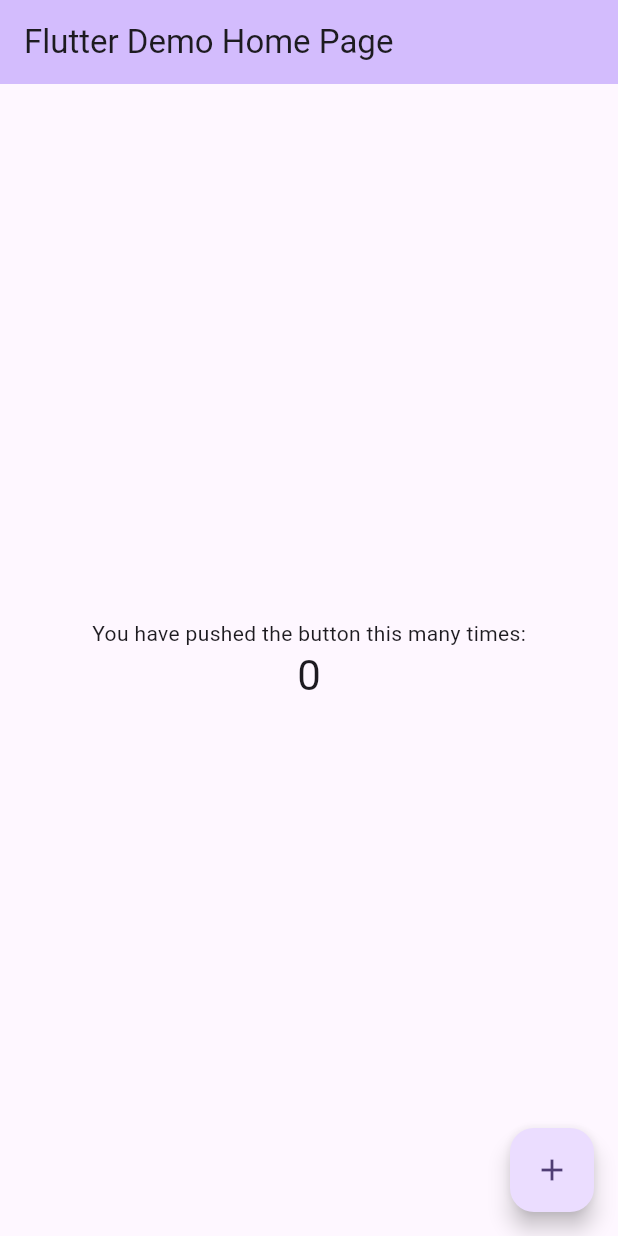
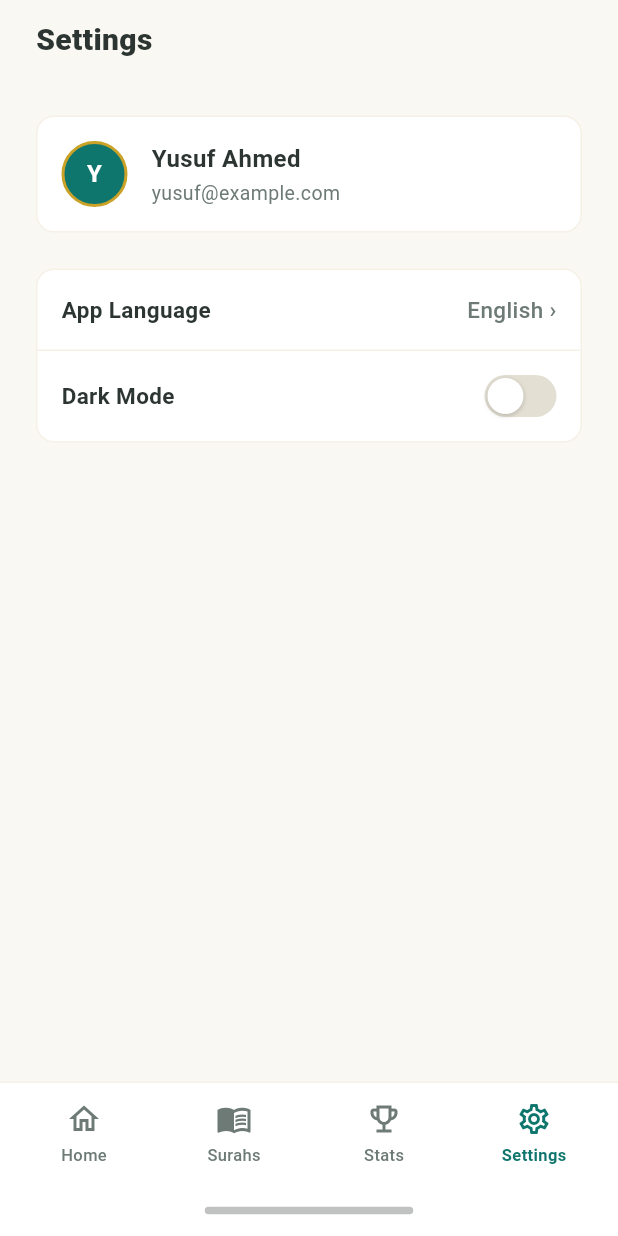
Before and after one commit to Abdalrahman-py/bayaan, a Flutter app: the screen it shows after launch, on a phone screen of 412 x 824 dp. Run offline on Flutter 3.47's test engine with Material 3 defaults, Android fonts, the phone set to English and light mode, and no system bars.

Commit message:
feat(flutter): add Settings screen matching Figma design
Implements the static Settings screen (issue #20) as the first real
screen in the Flutter app: profile card, App Language row, Dark Mode
toggle, and a bottom nav with Settings active. Wires it as the home
route and a named `/settings` route from main.dart.

Adds a golden test plus a launch smoke test; replaces the leftover
counter template test.

Co-Authored-By: Claude Sonnet 5 <noreply@anthropic.com>
Claude-Session: https://claude.ai/code/session_012XBrZm6hNjWah7axMeWEsz

```diff
--- a/flutter/lib/main.dart
+++ b/flutter/lib/main.dart
@@ -1,122 +1,26 @@
 import 'package:flutter/material.dart';
 
+import 'settings_screen.dart';
+
 void main() {
-  runApp(const MyApp());
+  runApp(const BayaanApp());
 }
 
-class MyApp extends StatelessWidget {
-  const MyApp({super.key});
+class BayaanApp extends StatelessWidget {
+  const BayaanApp({super.key});
 
-  // This widget is the root of your application.
   @override
   Widget build(BuildContext context) {
     return MaterialApp(
-      title: 'Flutter Demo',
+      title: 'Bayaan',
       theme: ThemeData(
-        // This is the theme of your application.
-        //
-        // TRY THIS: Try running your application with "flutter run". You'll see
-        // the application has a purple toolbar. Then, without quitting the app,
-        // try changing the seedColor in the colorScheme below to Colors.green
-        // and then invoke "hot reload" (save your changes or press the "hot
-        // reload" button in a Flutter-supported IDE, or press "r" if you used
-        // the command line to start the app).
-        //
-        // Notice that the counter didn't reset back to zero; the application
-        // state is not lost during the reload. To reset the state, use hot
-        // restart instead.
-        //
-        // This works for code too, not just values: Most code changes can be
-        // tested with just a hot reload.
-        colorScheme: .fromSeed(seedColor: Colors.deepPurple),
+        colorScheme: ColorScheme.fromSeed(seedColor: const Color(0xFF0F766E)),
+        scaffoldBackgroundColor: const Color(0xFFFAF8F2),
       ),
-      home: const MyHomePage(title: 'Flutter Demo Home Page'),
+      routes: {
+        '/settings': (context) => const SettingsScreen(),
+      },
+      home: const SettingsScreen(),
     );
   }
 }
-
-class MyHomePage extends StatefulWidget {
-  const MyHomePage({super.key, required this.title});
-
-  // This widget is the home page of your application. It is stateful, meaning
-  // that it has a State object (defined below) that contains fields that affect
-  // how it looks.
-
-  // This class is the configuration for the state. It holds the values (in this
-  // case the title) provided by the parent (in this case the App widget) and
-  // used by the build method of the State. Fields in a Widget subclass are
-  // always marked "final".
-
-  final String title;
-
-  @override
-  State<MyHomePage> createState() => _MyHomePageState();
-}
-
-class _MyHomePageState extends State<MyHomePage> {
-  int _counter = 0;
-
-  void _incrementCounter() {
-    setState(() {
-      // This call to setState tells the Flutter framework that something has
-      // changed in this State, which causes it to rerun the build method below
-      // so that the display can reflect the updated values. If we changed
-      // _counter without calling setState(), then the build method would not be
-      // called again, and so nothing would appear to happen.
-      _counter++;
-    });
-  }
-
-  @override
-  Widget build(BuildContext context) {
-    // This method is rerun every time setState is called, for instance as done
-    // by the _incrementCounter method above.
-    //
-    // The Flutter framework has been optimized to make rerunning build methods
-    // fast, so that you can just rebuild anything that needs updating rather
-    // than having to individually change instances of widgets.
-    return Scaffold(
-      appBar: AppBar(
-        // TRY THIS: Try changing the color here to a specific color (to
-        // Colors.amber, perhaps?) and trigger a hot reload to see the AppBar
-        // change color while the other colors stay the same.
-        backgroundColor: Theme.of(context).colorScheme.inversePrimary,
-        // Here we take the value from the MyHomePage object that was created by
-        // the App.build method, and use it to set our appbar title.
-        title: Text(widget.title),
-      ),
-      body: Center(
-        // Center is a layout widget. It takes a single child and positions it
-        // in the middle of the parent.
-        child: Column(
-          // Column is also a layout widget. It takes a list of children and
-          // arranges them vertically. By default, it sizes itself to fit its
-          // children horizontally, and tries to be as tall as its parent.
-          //
-          // Column has various properties to control how it sizes itself and
-          // how it positions its children. Here we use mainAxisAlignment to
-          // center the children vertically; the main axis here is the vertical
-          // axis because Columns are vertical (the cross axis would be
-          // horizontal).
-          //
-          // TRY THIS: Invoke "debug painting" (choose the "Toggle Debug Paint"
-          // action in the IDE, or press "p" in the console), to see the
-          // wireframe for each widget.
-          mainAxisAlignment: .center,
-          children: [
-            const Text('You have pushed the button this many times:'),
-            Text(
-              '$_counter',
-              style: Theme.of(context).textTheme.headlineMedium,
-            ),
-          ],
-        ),
-      ),
-      floatingActionButton: FloatingActionButton(
-        onPressed: _incrementCounter,
-        tooltip: 'Increment',
-        child: const Icon(Icons.add),
-      ),
-    );
-  }
-}
--- /dev/null
+++ b/flutter/lib/settings_screen.dart
@@ -0,0 +1,339 @@
+import 'package:flutter/material.dart';
+
+/// Colors and metrics below are pulled directly from the Figma frame
+/// `bayaan-settings` (node 19:941) so this screen matches the design 1:1.
+class _SettingsPalette {
+  static const background = Color(0xFFFAF8F2);
+  static const cardBorder = Color(0xFFF5F1E6);
+  static const textPrimary = Color(0xFF2C3531);
+  static const textSecondary = Color(0xFF6D7A75);
+  static const teal = Color(0xFF0F766E);
+  static const avatarRing = Color(0xFFC9A227);
+}
+
+class SettingsScreen extends StatefulWidget {
+  const SettingsScreen({super.key});
+
+  @override
+  State<SettingsScreen> createState() => _SettingsScreenState();
+}
+
+class _SettingsScreenState extends State<SettingsScreen> {
+  static const _userName = 'Yusuf Ahmed';
+  static const _userEmail = 'yusuf@example.com';
+  static const _appLanguage = 'English';
+
+  bool _darkModeEnabled = false;
+
+  @override
+  Widget build(BuildContext context) {
+    return Scaffold(
+      backgroundColor: _SettingsPalette.background,
+      body: SafeArea(
+        child: Column(
+          children: [
+            Expanded(
+              child: SingleChildScrollView(
+                child: Column(
+                  crossAxisAlignment: CrossAxisAlignment.start,
+                  children: [
+                    const Padding(
+                      padding: EdgeInsets.symmetric(horizontal: 24, vertical: 12),
+                      child: Text(
+                        'Settings',
+                        style: TextStyle(
+                          fontSize: 20,
+                          fontWeight: FontWeight.w800,
+                          color: _SettingsPalette.textPrimary,
+                        ),
+                      ),
+                    ),
+                    Padding(
+                      padding: const EdgeInsets.all(24),
+                      child: Column(
+                        children: [
+                          _ProfileCard(name: _userName, email: _userEmail),
+                          const SizedBox(height: 24),
+                          _SettingsGroup(
+                            appLanguage: _appLanguage,
+                            darkModeEnabled: _darkModeEnabled,
+                            onDarkModeChanged: (value) {
+                              setState(() => _darkModeEnabled = value);
+                            },
+                          ),
+                        ],
+                      ),
+                    ),
+                  ],
+                ),
+              ),
+            ),
+            const _BottomNav(),
+          ],
+        ),
+      ),
+    );
+  }
+}
+
+class _ProfileCard extends StatelessWidget {
+  const _ProfileCard({required this.name, required this.email});
+
+  final String name;
+  final String email;
+
+  @override
+  Widget build(BuildContext context) {
+    return Container(
+      width: double.infinity,
+      padding: const EdgeInsets.all(16),
+      decoration: BoxDecoration(
+        color: Colors.white,
+        border: Border.all(color: _SettingsPalette.cardBorder),
+        borderRadius: BorderRadius.circular(12),
+      ),
+      child: Row(
+        children: [
+          Container(
+            width: 44,
+            height: 44,
+            decoration: BoxDecoration(
+              color: _SettingsPalette.teal,
+              shape: BoxShape.circle,
+              border: Border.all(color: _SettingsPalette.avatarRing, width: 2),
+            ),
+            alignment: Alignment.center,
+            child: Text(
+              name.isNotEmpty ? name[0].toUpperCase() : '',
+              style: const TextStyle(
+                fontSize: 16,
+                fontWeight: FontWeight.bold,
+                color: Colors.white,
+              ),
+            ),
+          ),
+          const SizedBox(width: 16),
+          Expanded(
+            child: Column(
+              crossAxisAlignment: CrossAxisAlignment.start,
+              children: [
+                Text(
+                  name,
+                  style: const TextStyle(
+                    fontSize: 16,
+                    fontWeight: FontWeight.bold,
+                    color: _SettingsPalette.textPrimary,
+                  ),
+                ),
+                const SizedBox(height: 2),
+                Text(
+                  email,
+                  style: const TextStyle(
+                    fontSize: 13,
+                    color: _SettingsPalette.textSecondary,
+                  ),
+                ),
+              ],
+            ),
+          ),
+        ],
+      ),
+    );
+  }
+}
+
+class _SettingsGroup extends StatelessWidget {
+  const _SettingsGroup({
+    required this.appLanguage,
+    required this.darkModeEnabled,
+    required this.onDarkModeChanged,
+  });
+
+  final String appLanguage;
+  final bool darkModeEnabled;
+  final ValueChanged<bool> onDarkModeChanged;
+
+  @override
+  Widget build(BuildContext context) {
+    return Container(
+      width: double.infinity,
+      decoration: BoxDecoration(
+        color: Colors.white,
+        border: Border.all(color: _SettingsPalette.cardBorder),
+        borderRadius: BorderRadius.circular(12),
+      ),
+      clipBehavior: Clip.antiAlias,
+      child: Column(
+        children: [
+          Container(
+            padding: const EdgeInsets.all(16),
+            decoration: const BoxDecoration(
+              border: Border(
+                bottom: BorderSide(color: _SettingsPalette.cardBorder),
+              ),
+            ),
+            child: Row(
+              mainAxisAlignment: MainAxisAlignment.spaceBetween,
+              children: [
+                const Flexible(
+                  child: Text(
+                    'App Language',
+                    overflow: TextOverflow.ellipsis,
+                    style: TextStyle(
+                      fontSize: 15,
+                      fontWeight: FontWeight.w600,
+                      color: _SettingsPalette.textPrimary,
+                    ),
+                  ),
+                ),
+                Flexible(
+                  child: Text(
+                    '$appLanguage ›',
+                    overflow: TextOverflow.ellipsis,
+                    style: const TextStyle(
+                      fontSize: 15,
+                      fontWeight: FontWeight.w500,
+                      color: _SettingsPalette.textSecondary,
+                    ),
+                  ),
+                ),
+              ],
+            ),
+          ),
+          Padding(
+            padding: const EdgeInsets.all(16),
+            child: Row(
+              mainAxisAlignment: MainAxisAlignment.spaceBetween,
+              children: [
+                const Flexible(
+                  child: Text(
+                    'Dark Mode',
+                    overflow: TextOverflow.ellipsis,
+                    style: TextStyle(
+                      fontSize: 15,
+                      fontWeight: FontWeight.w600,
+                      color: _SettingsPalette.textPrimary,
+                    ),
+                  ),
+                ),
+                _SettingsToggle(value: darkModeEnabled, onChanged: onDarkModeChanged),
+              ],
+            ),
+          ),
+        ],
+      ),
+    );
+  }
+}
+
+/// A 48x28 pill toggle matching the Figma `toggle-container` node exactly,
+/// rather than the platform Switch (which has different proportions).
+class _SettingsToggle extends StatelessWidget {
+  const _SettingsToggle({required this.value, required this.onChanged});
+
+  final bool value;
+  final ValueChanged<bool> onChanged;
+
+  @override
+  Widget build(BuildContext context) {
+    return GestureDetector(
+      onTap: () => onChanged(!value),
+      child: AnimatedContainer(
+        duration: const Duration(milliseconds: 150),
+        width: 48,
+        height: 28,
+        padding: const EdgeInsets.all(2),
+        decoration: BoxDecoration(
+          color: value ? _SettingsPalette.teal : const Color(0xFFE3DFD2),
+          borderRadius: BorderRadius.circular(14),
+        ),
+        alignment: value ? Alignment.centerRight : Alignment.centerLeft,
+        child: Container(
+          width: 24,
+          height: 24,
+          decoration: const BoxDecoration(
+            color: Colors.white,
+            shape: BoxShape.circle,
+            boxShadow: [
+              BoxShadow(color: Color(0x33000000), blurRadius: 2, offset: Offset(0, 1)),
+            ],
+          ),
+        ),
+      ),
+    );
+  }
+}
+
+class _BottomNav extends StatelessWidget {
+  const _BottomNav();
+
+  @override
+  Widget build(BuildContext context) {
+    return Container(
+      decoration: const BoxDecoration(
+        color: Colors.white,
+        border: Border(top: BorderSide(color: _SettingsPalette.cardBorder)),
+      ),
+      child: Column(
+        mainAxisSize: MainAxisSize.min,
+        children: [
+          Padding(
+            padding: const EdgeInsets.symmetric(horizontal: 24, vertical: 12),
+            child: Row(
+              mainAxisAlignment: MainAxisAlignment.spaceBetween,
+              children: const [
+                _NavTab(icon: Icons.home_outlined, label: 'Home', active: false),
+                _NavTab(icon: Icons.menu_book_outlined, label: 'Surahs', active: false),
+                _NavTab(icon: Icons.emoji_events_outlined, label: 'Stats', active: false),
+                _NavTab(icon: Icons.settings_outlined, label: 'Settings', active: true),
+              ],
+            ),
+          ),
+          Container(
+            height: 34,
+            alignment: Alignment.center,
+            child: Container(
+              width: 139,
+              height: 5,
+              decoration: BoxDecoration(
+                color: _SettingsPalette.textPrimary.withValues(alpha: 0.3),
+                borderRadius: BorderRadius.circular(100),
+              ),
+            ),
+          ),
+        ],
+      ),
+    );
+  }
+}
+
+class _NavTab extends StatelessWidget {
+  const _NavTab({required this.icon, required this.label, required this.active});
+
+  final IconData icon;
+  final String label;
+  final bool active;
+
+  @override
+  Widget build(BuildContext context) {
+    final color = active ? _SettingsPalette.teal : _SettingsPalette.textSecondary;
+    return SizedBox(
+      width: 64,
+      child: Column(
+        mainAxisSize: MainAxisSize.min,
+        children: [
+          Icon(icon, size: 24, color: color),
+          const SizedBox(height: 4),
+          Text(
+            label,
+            style: TextStyle(
+              fontSize: 11,
+              fontWeight: active ? FontWeight.w600 : FontWeight.w500,
+              color: color,
+            ),
+          ),
+        ],
+      ),
+    );
+  }
+}
```
Also changed, not shown: 3 other files.
